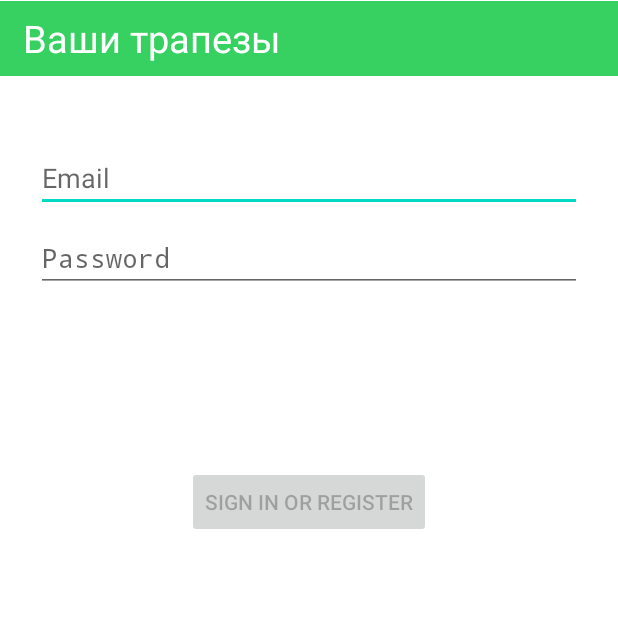
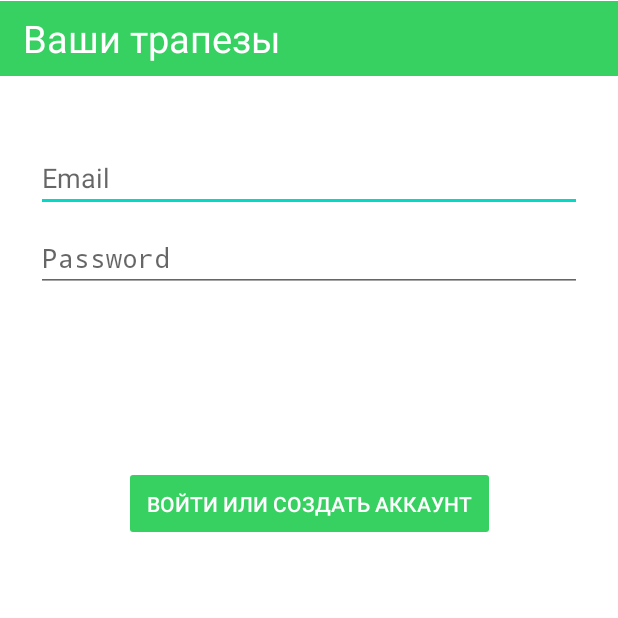
Before and after one commit to Ibarsuk/meal-builder, an Android app: the screen it shows after launch (MainActivity), on a phone screen of 412 x 824 dp, the top half of it. Run offline under Robolectric (Android 15) with nearby library versions, the phone set to English and light mode, and no system bars.

Commit message:
basic login fragment

```diff
--- a/app/src/main/java/com/example/meal_builder/data/model/LoggedInUser.java
+++ b/app/src/main/java/com/example/meal_builder/data/model/LoggedInUser.java
@@ -5,15 +5,15 @@ package com.example.meal_builder.data.model;
  */
 public class LoggedInUser {
 
-    private String userId;
+    private int userId;
     private String displayName;
 
-    public LoggedInUser(String userId, String displayName) {
+    public LoggedInUser(int userId, String displayName) {
         this.userId = userId;
         this.displayName = displayName;
     }
 
-    public String getUserId() {
+    public int getUserId() {
         return userId;
     }
 
--- /dev/null
+++ b/app/src/main/java/com/example/meal_builder/data/model/User.java
@@ -0,0 +1,15 @@
+package com.example.meal_builder.data.model;
+
+public class User {
+    public int id;
+    public String email;
+    public String password;
+    public String role;
+
+    public User(int id, String email, String password, String role) {
+        this.id = id;
+        this.email = email;
+        this.password = password;
+        this.role = role;
+    }
+}
--- a/app/src/main/java/com/example/meal_builder/ui/login/LoginFragment.java
+++ b/app/src/main/java/com/example/meal_builder/ui/login/LoginFragment.java
@@ -6,6 +6,9 @@ import androidx.annotation.NonNull;
 import androidx.annotation.Nullable;
 import androidx.annotation.StringRes;
 import androidx.fragment.app.Fragment;
+import androidx.navigation.NavOptions;
+import androidx.navigation.NavOptionsBuilder;
+import androidx.navigation.Navigation;
 
 import android.os.Bundle;
 import android.text.Editable;
@@ -44,7 +47,7 @@ public class LoginFragment extends Fragment {
     @Override
     public void onViewCreated(@NonNull View view, @Nullable Bundle savedInstanceState) {
         super.onViewCreated(view, savedInstanceState);
-        loginViewModel = new ViewModelProvider(this, new LoginViewModelFactory())
+        loginViewModel = new ViewModelProvider(getActivity(), new LoginViewModelFactory())
                 .get(LoginViewModel.class);
 
         final EditText usernameEditText = binding.username;
@@ -52,9 +55,7 @@ public class LoginFragment extends Fragment {
         final Button loginButton = binding.login;
         final ProgressBar loadingProgressBar = binding.loading;
 
-        loginViewModel.getLoginFormState().observe(getViewLifecycleOwner(), new Observer<LoginFormState>() {
-            @Override
-            public void onChanged(@Nullable LoginFormState loginFormState) {
+        loginViewModel.getLoginFormState().observe(getViewLifecycleOwner(), loginFormState -> {
             if (loginFormState == null) {
                 return;
             }
@@ -65,12 +66,9 @@ public class LoginFragment extends Fragment {
             if (loginFormState.getPasswordError() != null) {
                 passwordEditText.setError(getString(loginFormState.getPasswordError()));
             }
-            }
         });
 
-        loginViewModel.getLoginResult().observe(getViewLifecycleOwner(), new Observer<LoginResult>() {
-            @Override
-            public void onChanged(@Nullable LoginResult loginResult) {
+        loginViewModel.getLoginResult().observe(getViewLifecycleOwner(), loginResult -> {
             if (loginResult == null) {
                 return;
             }
@@ -80,7 +78,6 @@ public class LoginFragment extends Fragment {
             }
             if (loginResult.getSuccess() != null) {
                 updateUiWithUser(loginResult.getSuccess());
-                }
             }
         });
 
@@ -131,6 +128,12 @@ public class LoginFragment extends Fragment {
         if (getContext() != null && getContext().getApplicationContext() != null) {
             Toast.makeText(getContext().getApplicationContext(), welcome, Toast.LENGTH_LONG).show();
         }
+
+        Navigation.findNavController(getView()).navigate(
+                R.id.action_login_to_meals,
+                null,
+                new NavOptions.Builder().setPopUpTo(R.id.loginFragments, true).build()
+        );
     }
 
     private void showLoginFailed(@StringRes Integer errorString) {
--- a/app/src/main/java/com/example/meal_builder/ui/login/LoginViewModel.java
+++ b/app/src/main/java/com/example/meal_builder/ui/login/LoginViewModel.java
@@ -41,6 +41,12 @@ public class LoginViewModel extends ViewModel {
         }
     }
 
+    public void logout() {
+        loginRepository.logout();
+        loginResult.setValue(null);
+        loginFormState.setValue(null);
+    }
+
     public void loginDataChanged(String username, String password) {
         if (!isUserNameValid(username)) {
             loginFormState.setValue(new LoginFormState(R.string.invalid_username, null));
--- a/app/src/main/res/layout/fragment_login.xml
+++ b/app/src/main/res/layout/fragment_login.xml
@@ -66,6 +66,7 @@
 
     <Button
         android:id="@+id/login"
+        android:padding="@dimen/big_margin"
         android:layout_width="wrap_content"
         android:layout_height="wrap_content"
         android:layout_gravity="start"
@@ -75,6 +76,8 @@
         android:layout_marginBottom="64dp"
         android:enabled="false"
         android:text="@string/action_sign_in"
+        android:textColor="@color/white"
+        android:backgroundTint="@color/main"
         app:layout_constraintBottom_toBottomOf="parent"
         app:layout_constraintEnd_toEndOf="parent"
         app:layout_constraintStart_toStartOf="parent"
--- a/app/src/main/res/navigation/nav_graph.xml
+++ b/app/src/main/res/navigation/nav_graph.xml
@@ -19,6 +19,9 @@
         android:label="Meals"
         tools:layout="@layout/fragment_meals">
         <action
+            android:id="@+id/action_meals_to_login"
+            app:destination="@+id/loginFragments" />
+        <action
             android:id="@+id/action_meals_to_edit"
             app:destination="@+id/editFragment" />
     </fragment>
--- a/app/src/main/res/values/strings.xml
+++ b/app/src/main/res/values/strings.xml
@@ -21,7 +21,7 @@
     <!-- Strings related to login -->
     <string name="prompt_email">Email</string>
     <string name="prompt_password">Password</string>
-    <string name="action_sign_in">Sign in or register</string>
+    <string name="action_sign_in">Войти или создать аккаунт</string>
     <string name="action_sign_in_short">Sign in</string>
     <string name="welcome">"Welcome!"</string>
     <string name="invalid_username">Not a valid username</string>
```
Also changed, not shown: app/src/main/java/com/example/meal_builder/data/LoginDataSource.java (+30 -6 lines), app/src/main/java/com/example/meal_builder/ui/MealsFragment.java (+15 -1 lines), app/src/main/res/layout/fragment_meals.xml (+9 -0 lines). Lines whose indentation alone changed are shown as unchanged.
